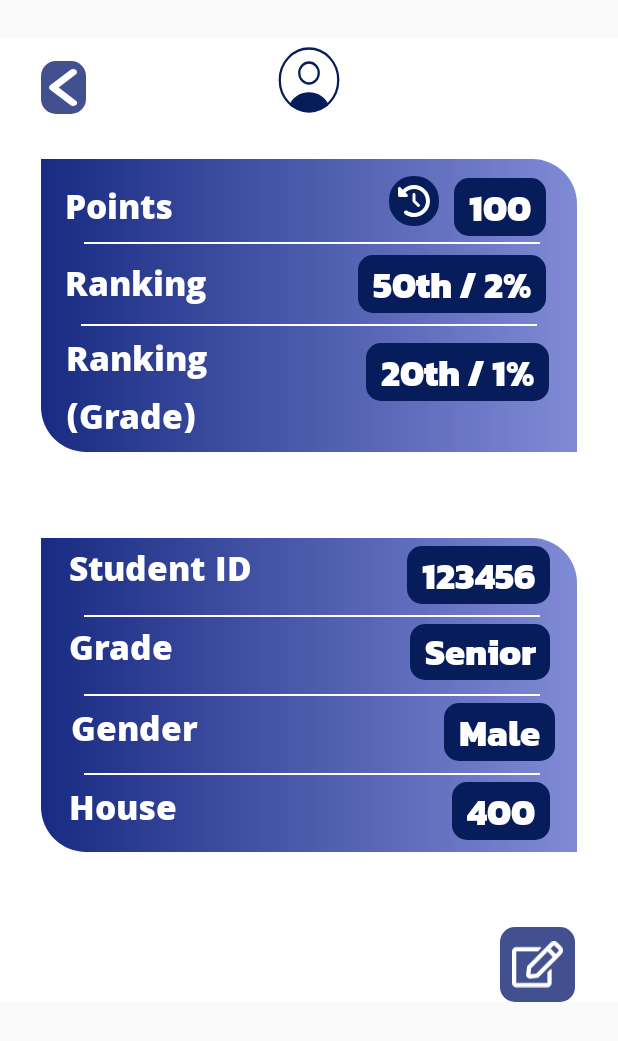
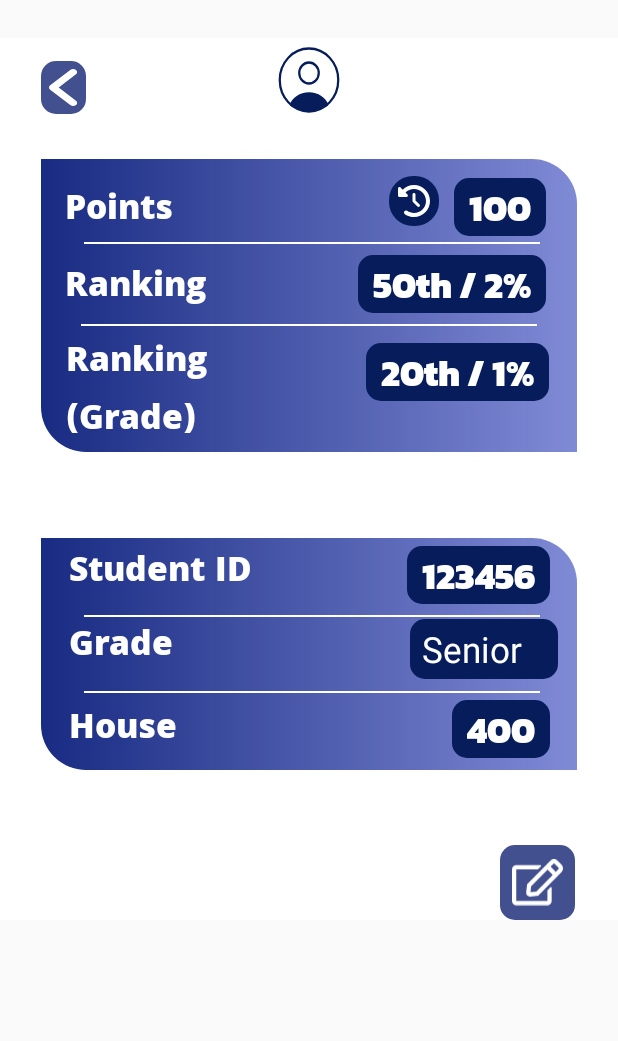
Before and after one commit to Allen-ISD-Computer-Science/REPO_EagleEngagement_2024, an Android app: the ProfileActivity screen opened directly, with no data from a screen before it, on a phone screen of 412 x 824 dp. Shown: the top 1041 px of the screen. Run offline under Robolectric (Android 15) with nearby library versions, the phone set to English and light mode, and no system bars; 1 statement that could not run was skipped.

Commit message:
started working on edit profile #71
set up dropdown spinner for grade level, house still needs it
issue will be extended so I can use api to send profile edits

```diff
--- a/android/app/src/main/java/com/ahscs/eagleengagement/ProfileActivity.kt
+++ b/android/app/src/main/java/com/ahscs/eagleengagement/ProfileActivity.kt
@@ -1,10 +1,15 @@
 package com.ahscs.eagleengagement
 
 import android.content.Intent
+import android.graphics.Color
 import androidx.appcompat.app.AppCompatActivity
 import android.os.Bundle
 import android.view.View
+import android.view.ViewGroup
+import android.widget.AdapterView
+import android.widget.ArrayAdapter
 import android.widget.ImageView
+import android.widget.Spinner
 import android.widget.TextView
 import com.ahscs.eagleengagement.datamodels.DataModel
 import retrofit2.Call
@@ -21,6 +26,22 @@ class ProfileActivity : AppCompatActivity() {
 
         val jwt = intent.getStringExtra("jwt")
         updateProfile(jwt!!)
+
+        val gradeSpinner : Spinner = findViewById(R.id.gradeSpinner)
+        val gradeAdapter = ArrayAdapter.createFromResource(this, R.array.grades, androidx.appcompat.R.layout.support_simple_spinner_dropdown_item)
+        gradeSpinner.adapter = gradeAdapter
+        gradeSpinner.isClickable = false
+        gradeSpinner.isEnabled = false
+        gradeSpinner.onItemSelectedListener = (object : AdapterView.OnItemSelectedListener {
+            override fun onItemSelected(p0: AdapterView<*>?, p1: View?, p2: Int, p3: Long) {
+                (gradeSpinner.getChildAt(0) as TextView).setTextColor(Color.WHITE)
+                (gradeSpinner.getChildAt(0) as TextView).textSize = 24f
+            }
+
+            override fun onNothingSelected(p0: AdapterView<*>?) {
+                return
+            }
+        })
     }
 
     fun updateProfile(jwt: String) {
@@ -47,19 +68,17 @@ class ProfileActivity : AppCompatActivity() {
                         val studentId : TextView = findViewById(R.id.txtInfoStudentId)
                         studentId.text = data.studentID.toString()
 
-                        val grade : TextView = findViewById(R.id.txtInfoGrade)
-                        if (data.grade == 9) {
-                            grade.text = "Freshman"
-                        } else if (data.grade == 10) {
-                            grade.text = "Sophomore"
+                        val gradeSpinner : Spinner = findViewById(R.id.gradeSpinner)
+                        if (data.grade == 10) {
+                            gradeSpinner.setSelection(2)
                         } else if (data.grade == 11) {
-                            grade.text = "Junior"
+                            gradeSpinner.setSelection(1)
                         } else if (data.grade == 12) {
-                            grade.text = "Senior"
+                            gradeSpinner.setSelection(0)
                         } else if (data.grade == -1) {
-                            grade.text = "N/A"
+//                            grade.text = "N/A"
                         } else {
-                            grade.text = data.grade.toString()
+//                            grade.text = data.grade.toString()
                         }
 
                         val house : TextView = findViewById(R.id.txtInfoHouse)
--- a/android/app/src/main/res/layout/activity_profile_page.xml
+++ b/android/app/src/main/res/layout/activity_profile_page.xml
@@ -309,67 +309,30 @@
                         android:layout_height="1dp"
                         android:layout_weight="1">
                     </Space>
-                    <TextView
-                        android:id="@+id/txtInfoGrade"
+<!--                    <TextView-->
+<!--                        android:id="@+id/txtInfoGrade"-->
+<!--                        style="@style/txtSolidRounded"-->
+<!--                        android:layout_width="wrap_content"-->
+<!--                        android:layout_height="wrap_content"-->
+<!--                        android:layout_marginTop="@dimen/_3pxv"-->
+<!--                        android:layout_marginEnd="5dp"-->
+<!--                        android:ellipsize="end"-->
+<!--                        android:paddingHorizontal="10dp"-->
+<!--                        android:paddingEnd="@dimen/_9pxh"-->
+<!--                        android:singleLine="true"-->
+<!--                        android:text="@string/lbl_senior"-->
+<!--                        tools:text="@string/lbl_senior" />-->
+
+                    <Spinner
+                        android:id="@+id/gradeSpinner"
+                        android:layout_width="wrap_content"
+                        android:layout_height="match_parent"
+                        android:spinnerMode="dropdown"
+                        android:textSize="24dp"
+                        android:textColor="@color/white_A700"
+                        android:fontFamily="@font/kanit"
                         style="@style/txtSolidRounded"
-                        android:layout_width="wrap_content"
-                        android:layout_height="wrap_content"
-                        android:layout_marginTop="@dimen/_3pxv"
-                        android:layout_marginEnd="5dp"
-                        android:ellipsize="end"
-                        android:paddingHorizontal="10dp"
-                        android:paddingEnd="@dimen/_9pxh"
-                        android:singleLine="true"
-                        android:text="@string/lbl_senior"
-                        tools:text="@string/lbl_senior" />
-                </LinearLayout>
-
-                <View
-                    android:id="@+id/lineLineThree"
-                    android:layout_width="@dimen/_304pxh"
-                    android:layout_height="@dimen/_1pxv"
-                    android:layout_gravity="center_horizontal"
-                    android:layout_marginStart="@dimen/_2pxh"
-                    android:layout_marginTop="@dimen/_9pxv"
-                    android:background="@color/white_A700" />
-
-                <LinearLayout
-                    android:id="@+id/linearRowgender"
-                    android:layout_width="match_parent"
-                    android:layout_height="wrap_content"
-                    android:layout_marginStart="@dimen/_17pxh"
-                    android:layout_marginTop="@dimen/_1pxv"
-                    android:layout_marginEnd="@dimen/_12pxh"
-                    android:orientation="horizontal">
-
-                    <TextView
-                        android:id="@+id/txtGender"
-                        style="@style/txtKhulaextrabold24_1"
-                        android:layout_width="wrap_content"
-                        android:layout_height="wrap_content"
-                        android:layout_marginBottom="@dimen/_1pxv"
-                        android:ellipsize="end"
-                        android:singleLine="true"
-                        android:text="@string/lbl_gender"
-                        tools:text="@string/lbl_gender" />
-                    <Space
-                        android:layout_width="0dp"
-                        android:layout_height="1dp"
-                        android:layout_weight="1">
-                    </Space>
-                    <TextView
-                        android:id="@+id/txtInfoGender"
-                        style="@style/txtSolidRounded"
-                        android:layout_width="wrap_content"
-                        android:layout_height="wrap_content"
-                        android:layout_marginEnd="5dp"
-                        android:layout_marginTop="@dimen/_3pxv"
-                        android:ellipsize="end"
-                        android:paddingHorizontal="10dp"
-                        android:paddingTop="@dimen/_1pxv"
-                        android:singleLine="true"
-                        android:text="@string/lbl_male"
-                        tools:text="@string/lbl_male" />
+                        />
                 </LinearLayout>
 
                 <View
@@ -379,7 +342,7 @@
                     android:layout_gravity="center_horizontal"
                     android:layout_marginStart="@dimen/_2pxh"
                     android:layout_marginTop="@dimen/_8pxv"
-                    android:background="@color/white_A700" />
+                    android:background="@color/white_A700" />                     android:layout_marginTop=&quot;@dimen/_3pxv&quot;-->&#xA;&lt;!--                        android:layout_marginEnd=&quot;5dp&quot;-->&#xA;&lt;!--                        android:ellipsi" />
 
                 <LinearLayout
                     android:id="@+id/linearRowhouse"
--- a/android/app/src/main/res/values/strings.xml
+++ b/android/app/src/main/res/values/strings.xml
@@ -11,6 +11,11 @@
     <string name="lbl_0_applied">0 Applied</string>
     <string name="lbl_1_dec">1
 Dec</string>
+    <string-array name="grades">
+        <item>Senior</item>
+        <item>Junior</item>
+        <item>Sophomore</item>
+    </string-array>
     <string name="lbl_points">Points</string>
     <string name="lbl_first_name">First Name</string>
     <string name="lbl_last_name">Last Name</string>
```
Also changed, not shown: android/app/src/main/res/layout/activity_event_page.xml (+10 -11 lines).
